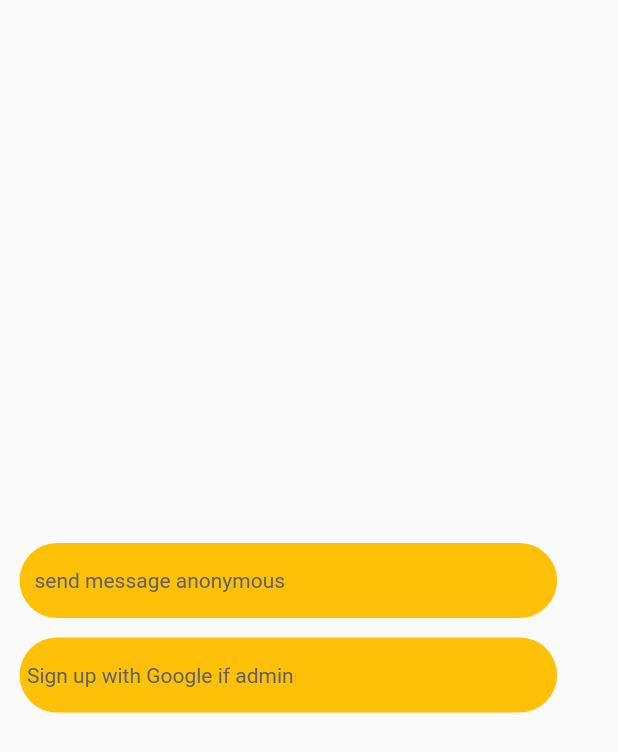
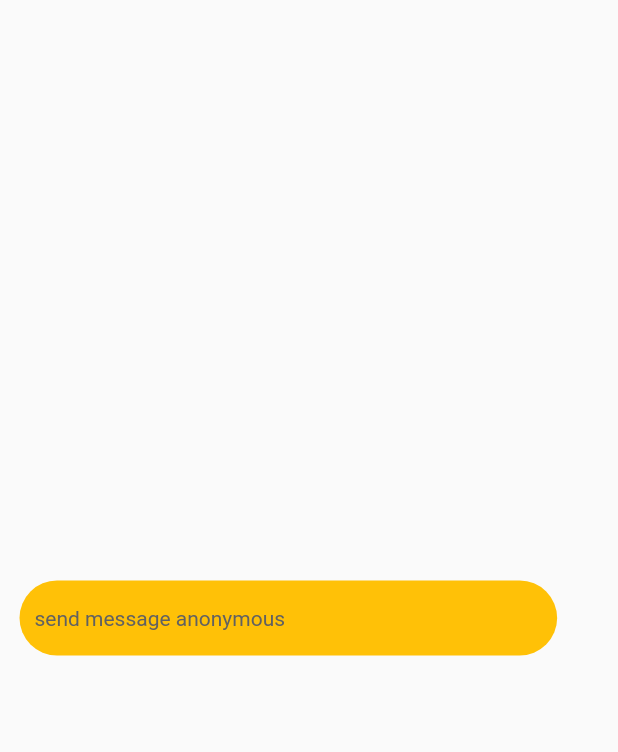
Before and after one commit to alanta335/anonymous-drug-reporting-flutter-app, a Flutter app: the screen it shows after launch, on a phone screen of 412 x 824 dp. Shown: the top 752 px of the screen. Run offline on Flutter 3.47's test engine with Material 2 defaults, Android fonts, the phone set to English and light mode, and no system bars; our stand-ins replace cloud_firestore, device_info_plus, dio, firebase_auth, firebase_core, firebase_storage and 5 more; accounts and stored records are empty; Roboto replaces fonts that are missing (Poppins).

```diff
--- a/lib/screens/signup.dart
+++ b/lib/screens/signup.dart
@@ -66,45 +66,45 @@ class _SignupState extends State<Signup> {
               ),
             ),
           ),
-          GestureDetector(
-            onTap: () async {
-              await GoogleSignInProvider().googleLogin();
-              FirebaseFirestore.instance
-                  .collection('USERS')
-                  .doc('$uid')
-                  .collection('message')
-                  .doc()
-                  .set({
-			'priority': 0,
-                'text': "welcome",
-                'type': "receiver",
-                'time': DateTime.now().toString()
-              });
+          //     GestureDetector(
+          //       onTap: () async {
+          //         await GoogleSignInProvider().googleLogin();
+          //         FirebaseFirestore.instance
+          //             .collection('USERS')
+          //             .doc('$uid')
+          //             .collection('message')
+          //             .doc()
+          //             .set({
+          // 'priority': 0,
+          //           'text': "welcome",
+          //           'type': "receiver",
+          //           'time': DateTime.now().toString()
+          //         });
 
-              Navigator.pushReplacement(context,
-                  MaterialPageRoute(builder: (ctx) => const Homepage()));
-            },
-            child: Container(
-              height: 50,
-              decoration: BoxDecoration(
-                color: Colors.amber,
-                borderRadius: BorderRadius.circular(50),
-              ),
-              width: width * 0.87,
-              child: Padding(
-                padding: const EdgeInsets.all(5.0),
-                child: Row(
-                  children: [
-                    Text(
-                      'Sign up with Google if admin',
-                      style: TextStyle(
-                          fontFamily: 'Poppins', color: Colors.grey.shade700),
-                    )
-                  ],
-                ),
-              ),
-            ),
-          ),
+          //         Navigator.pushReplacement(context,
+          //             MaterialPageRoute(builder: (ctx) => const Homepage()));
+          //       },
+          //       child: Container(
+          //         height: 50,
+          //         decoration: BoxDecoration(
+          //           color: Colors.amber,
+          //           borderRadius: BorderRadius.circular(50),
+          //         ),
+          //         width: width * 0.87,
+          //         child: Padding(
+          //           padding: const EdgeInsets.all(5.0),
+          //           child: Row(
+          //             children: [
+          //               Text(
+          //                 'Sign up with Google if admin',
+          //                 style: TextStyle(
+          //                     fontFamily: 'Poppins', color: Colors.grey.shade700),
+          //               )
+          //             ],
+          //           ),
+          //         ),
+          //       ),
+          //     ),
         ],
       ),
     );
```
Also changed, not shown: lib/screens/homescreen.dart (+4 -3 lines).
